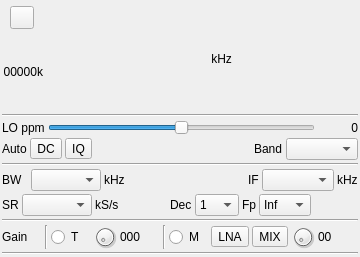
This is plugins/samplesource/sdrplay/sdrplaygui.ui in f4exb/sdrangel as Qt 5 draws it before an edit. The edited form follows.
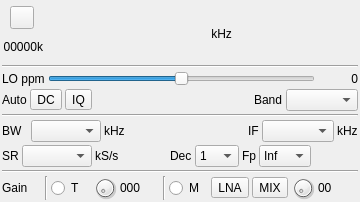
This is the edited form. Icons and pictures are not drawn. Custom widgets are drawn as their Qt base class.

```diff
--- a/plugins/samplesource/sdrplay/sdrplaygui.ui
+++ b/plugins/samplesource/sdrplay/sdrplaygui.ui
@@ -7,11 +7,11 @@
     <x>0</x>
     <y>0</y>
     <width>360</width>
-    <height>257</height>
+    <height>202</height>
    </rect>
   </property>
   <property name="sizePolicy">
-   <sizepolicy hsizetype="Preferred" vsizetype="Maximum">
+   <sizepolicy hsizetype="Fixed" vsizetype="Fixed">
     <horstretch>0</horstretch>
     <verstretch>0</verstretch>
    </sizepolicy>
@@ -19,7 +19,13 @@
   <property name="minimumSize">
    <size>
     <width>360</width>
-    <height>0</height>
+    <height>202</height>
+   </size>
+  </property>
+  <property name="maximumSize">
+   <size>
+    <width>360</width>
+    <height>202</height>
    </size>
   </property>
   <property name="font">
@@ -642,27 +648,20 @@
      </item>
     </layout>
    </item>
-   <item>
-    <widget class="Line" name="line_vga1">
-     <property name="orientation">
-      <enum>Qt::Horizontal</enum>
-     </property>
-    </widget>
-   </item>
   </layout>
  </widget>
  <customwidgets>
+  <customwidget>
+   <class>ButtonSwitch</class>
+   <extends>QToolButton</extends>
+   <header>gui/buttonswitch.h</header>
+  </customwidget>
   <customwidget>
    <class>ValueDial</class>
    <extends>QWidget</extends>
    <header>gui/valuedial.h</header>
    <container>1</container>
   </customwidget>
-  <customwidget>
-   <class>ButtonSwitch</class>
-   <extends>QToolButton</extends>
-   <header>gui/buttonswitch.h</header>
-  </customwidget>
  </customwidgets>
  <resources>
   <include location="../../../sdrgui/resources/res.qrc"/>
```
